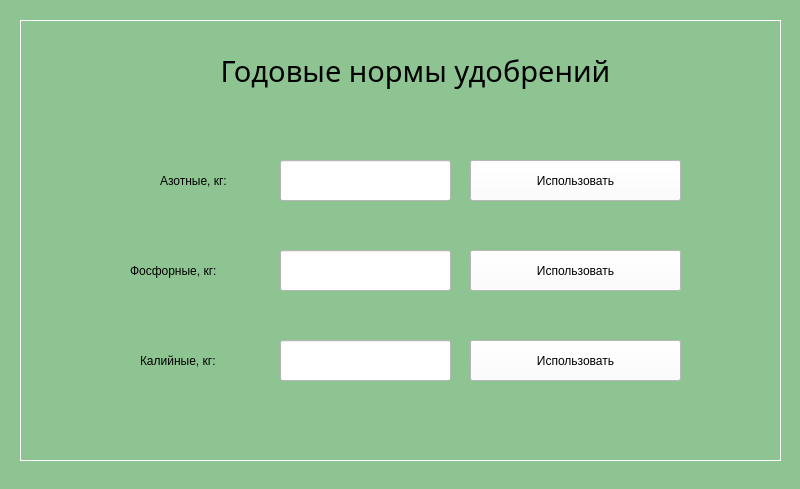
Qt form ResultWindow.ui (semyongr/AgroCalculatorDiplom) before a commit.
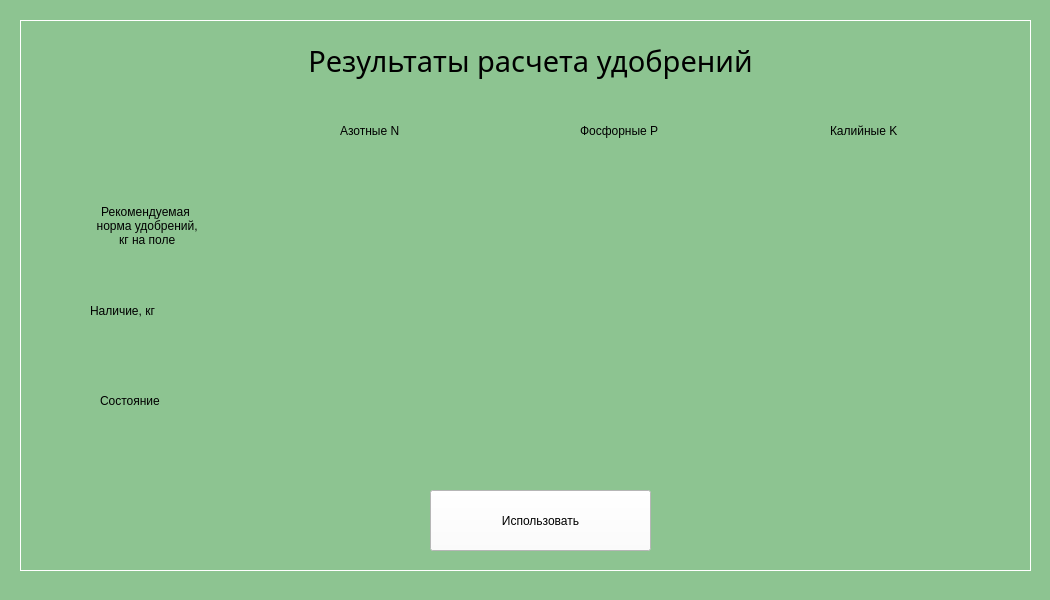
The same form after that commit.

Patch:
```diff
--- a/ResultWindow.ui
+++ b/ResultWindow.ui
@@ -6,8 +6,8 @@
    <rect>
     <x>0</x>
     <y>0</y>
-    <width>800</width>
-    <height>489</height>
+    <width>1050</width>
+    <height>600</height>
    </rect>
   </property>
   <property name="sizePolicy">
@@ -18,14 +18,14 @@
   </property>
   <property name="minimumSize">
    <size>
-    <width>800</width>
-    <height>489</height>
+    <width>900</width>
+    <height>600</height>
    </size>
   </property>
   <property name="maximumSize">
    <size>
-    <width>800</width>
-    <height>489</height>
+    <width>1050</width>
+    <height>600</height>
    </size>
   </property>
   <property name="windowTitle">
@@ -40,8 +40,8 @@
      <rect>
       <x>20</x>
       <y>20</y>
-      <width>761</width>
-      <height>441</height>
+      <width>1011</width>
+      <height>551</height>
      </rect>
     </property>
     <property name="styleSheet">
@@ -56,10 +56,10 @@
     <widget class="QLabel" name="title_lbl">
      <property name="geometry">
       <rect>
-       <x>130</x>
+       <x>220</x>
        <y>10</y>
-       <width>531</width>
-       <height>81</height>
+       <width>581</width>
+       <height>61</height>
       </rect>
      </property>
      <property name="font">
@@ -71,8 +71,11 @@
      <property name="styleSheet">
       <string notr="true">color: rgb(0, 0, 0);</string>
      </property>
+     <property name="midLineWidth">
+      <number>1</number>
+     </property>
      <property name="text">
-      <string>Годовые нормы удобрений</string>
+      <string>Результаты расчета удобрений</string>
      </property>
      <property name="alignment">
       <set>Qt::AlignCenter</set>
@@ -81,9 +84,9 @@
     <widget class="QLabel" name="azot_lbl">
      <property name="geometry">
       <rect>
-       <x>140</x>
-       <y>150</y>
-       <width>141</width>
+       <x>320</x>
+       <y>100</y>
+       <width>161</width>
        <height>21</height>
       </rect>
      </property>
@@ -92,22 +95,24 @@
 color: rgb(0, 0, 0);</string>
      </property>
      <property name="text">
-      <string>Азотные, кг:</string>
+      <string>Азотные N</string>
      </property>
     </widget>
     <widget class="QLineEdit" name="azot_tb">
      <property name="geometry">
       <rect>
        <x>260</x>
-       <y>140</y>
-       <width>171</width>
+       <y>180</y>
+       <width>231</width>
        <height>41</height>
       </rect>
      </property>
      <property name="styleSheet">
-      <string notr="true">font: 14pt &quot;Book Antiqua&quot;;
+      <string notr="true">font: bold 18pt &quot;Book Antiqua&quot;;
 color: rgb(0, 0, 0);
-background-color: rgb(255, 255, 255);</string>
+border: none;
+background-color: rgb(141, 196, 145);
+</string>
      </property>
      <property name="alignment">
       <set>Qt::AlignCenter</set>
@@ -119,16 +124,17 @@
     <widget class="QLineEdit" name="potassium_tb">
      <property name="geometry">
       <rect>
-       <x>260</x>
-       <y>320</y>
-       <width>171</width>
+       <x>760</x>
+       <y>180</y>
+       <width>231</width>
        <height>41</height>
       </rect>
      </property>
      <property name="styleSheet">
-      <string notr="true">font: 14pt &quot;Book Antiqua&quot;;
+      <string notr="true">font: bold 18pt &quot;Book Antiqua&quot;;
 color: rgb(0, 0, 0);
-background-color: rgb(255, 255, 255);</string>
+border: none;
+background-color: rgb(141, 196, 145);</string>
      </property>
      <property name="alignment">
       <set>Qt::AlignCenter</set>
@@ -140,16 +146,17 @@
     <widget class="QLineEdit" name="phosphor_tb">
      <property name="geometry">
       <rect>
-       <x>260</x>
-       <y>230</y>
-       <width>171</width>
+       <x>510</x>
+       <y>180</y>
+       <width>231</width>
        <height>41</height>
       </rect>
      </property>
      <property name="styleSheet">
-      <string notr="true">font: 14pt &quot;Book Antiqua&quot;;
+      <string notr="true">font: bold 18pt &quot;Book Antiqua&quot;;
 color: rgb(0, 0, 0);
-background-color: rgb(255, 255, 255);</string>
+border: none;
+background-color: rgb(141, 196, 145);</string>
      </property>
      <property name="alignment">
       <set>Qt::AlignCenter</set>
@@ -161,8 +168,8 @@
     <widget class="QLabel" name="potassium_lbl">
      <property name="geometry">
       <rect>
-       <x>120</x>
-       <y>330</y>
+       <x>810</x>
+       <y>100</y>
        <width>161</width>
        <height>21</height>
       </rect>
@@ -172,99 +179,302 @@
 color: rgb(0, 0, 0);</string>
      </property>
      <property name="text">
-      <string>Калийные, кг:</string>
+      <string>Калийные K</string>
      </property>
     </widget>
     <widget class="QLabel" name="phosphor_lbl">
      <property name="geometry">
       <rect>
-       <x>110</x>
-       <y>240</y>
+       <x>560</x>
+       <y>100</y>
        <width>181</width>
        <height>21</height>
       </rect>
      </property>
      <property name="styleSheet">
+      <string notr="true">font: 16pt &quot;Book Antiqua&quot;;
+color: rgb(0, 0, 0);</string>
+     </property>
+     <property name="text">
+      <string>Фосфорные P</string>
+     </property>
+    </widget>
+    <widget class="QPushButton" name="use_btn">
+     <property name="geometry">
+      <rect>
+       <x>410</x>
+       <y>470</y>
+       <width>221</width>
+       <height>61</height>
+      </rect>
+     </property>
+     <property name="styleSheet">
+      <string notr="true">background-color: rgb(255, 255, 255);
+color: rgb(0, 0, 0);
+border-color: rgb(0, 0, 0);
+font: 14pt &quot;Book Antiqua&quot;;</string>
+     </property>
+     <property name="text">
+      <string>Использовать</string>
+     </property>
+     <property name="checkable">
+      <bool>false</bool>
+     </property>
+     <property name="autoRepeatDelay">
+      <number>300</number>
+     </property>
+    </widget>
+    <widget class="QLabel" name="azot_lbl_3">
+     <property name="geometry">
+      <rect>
+       <x>70</x>
+       <y>280</y>
+       <width>141</width>
+       <height>21</height>
+      </rect>
+     </property>
+     <property name="styleSheet">
       <string notr="true">font: 14pt &quot;Book Antiqua&quot;;
 color: rgb(0, 0, 0);</string>
      </property>
      <property name="text">
-      <string>Фосфорные, кг:</string>
+      <string>Наличие, кг</string>
      </property>
     </widget>
-    <widget class="QPushButton" name="use_btn_azote">
+    <widget class="QLabel" name="quantity_lbl_2">
      <property name="geometry">
       <rect>
-       <x>450</x>
+       <x>10</x>
        <y>140</y>
-       <width>211</width>
-       <height>41</height>
+       <width>231</width>
+       <height>131</height>
       </rect>
      </property>
+     <property name="sizeIncrement">
+      <size>
+       <width>0</width>
+       <height>0</height>
+      </size>
+     </property>
+     <property name="layoutDirection">
+      <enum>Qt::LeftToRight</enum>
+     </property>
      <property name="styleSheet">
-      <string notr="true">background-color: rgb(255, 255, 255);
-color: rgb(0, 0, 0);
-border-color: rgb(0, 0, 0);
-font: 14pt &quot;Book Antiqua&quot;;</string>
+      <string notr="true">font: 14pt &quot;Book Antiqua&quot;;
+color: rgb(0, 0, 0);</string>
      </property>
      <property name="text">
-      <string>Использовать</string>
+      <string>Рекомендуемая
+ норма удобрений,
+ кг на поле</string>
      </property>
-     <property name="checkable">
-      <bool>false</bool>
+     <property name="alignment">
+      <set>Qt::AlignCenter</set>
      </property>
-     <property name="autoRepeatDelay">
-      <number>300</number>
+     <property name="wordWrap">
+      <bool>true</bool>
      </property>
     </widget>
-    <widget class="QPushButton" name="use_btn_phosphor">
+    <widget class="QLineEdit" name="azot_storage">
      <property name="geometry">
       <rect>
-       <x>450</x>
-       <y>230</y>
-       <width>211</width>
+       <x>260</x>
+       <y>270</y>
+       <width>231</width>
        <height>41</height>
       </rect>
      </property>
      <property name="styleSheet">
-      <string notr="true">background-color: rgb(255, 255, 255);
+      <string notr="true">font: bold 18pt &quot;Book Antiqua&quot;;
 color: rgb(0, 0, 0);
-border-color: rgb(0, 0, 0);
-font: 14pt &quot;Book Antiqua&quot;;</string>
+border: none;
+background-color: rgb(141, 196, 145);
+</string>
      </property>
-     <property name="text">
-      <string>Использовать</string>
+     <property name="alignment">
+      <set>Qt::AlignCenter</set>
      </property>
-     <property name="checkable">
-      <bool>false</bool>
+     <property name="readOnly">
+      <bool>true</bool>
      </property>
-     <property name="autoRepeatDelay">
-      <number>300</number>
+    </widget>
+    <widget class="QLineEdit" name="phosphor_storage">
+     <property name="geometry">
+      <rect>
+       <x>510</x>
+       <y>270</y>
+       <width>231</width>
+       <height>41</height>
+      </rect>
      </property>
+     <property name="styleSheet">
+      <string notr="true">font: bold 18pt &quot;Book Antiqua&quot;;
+color: rgb(0, 0, 0);
+border: none;
+background-color: rgb(141, 196, 145);</string>
+     </property>
+     <property name="alignment">
+      <set>Qt::AlignCenter</set>
+     </property>
+     <property name="readOnly">
+      <bool>true</bool>
+     </property>
     </widget>
-    <widget class="QPushButton" name="use_btn_potassium">
+    <widget class="QLineEdit" name="potassium_storage">
      <property name="geometry">
       <rect>
-       <x>450</x>
-       <y>320</y>
-       <width>211</width>
+       <x>760</x>
+       <y>270</y>
+       <width>231</width>
        <height>41</height>
       </rect>
      </property>
      <property name="styleSheet">
-      <string notr="true">background-color: rgb(255, 255, 255);
+      <string notr="true">font: bold 18pt &quot;Book Antiqua&quot;;
 color: rgb(0, 0, 0);
-border-color: rgb(0, 0, 0);
-font: 14pt &quot;Book Antiqua&quot;;</string>
+border: none;
+background-color: rgb(141, 196, 145);</string>
      </property>
+     <property name="alignment">
+      <set>Qt::AlignCenter</set>
+     </property>
+     <property name="readOnly">
+      <bool>true</bool>
+     </property>
+    </widget>
+    <widget class="QLabel" name="azot_lbl_5">
+     <property name="geometry">
+      <rect>
+       <x>80</x>
+       <y>370</y>
+       <width>131</width>
+       <height>21</height>
+      </rect>
+     </property>
+     <property name="styleSheet">
+      <string notr="true">font: 14pt &quot;Book Antiqua&quot;;
+color: rgb(0, 0, 0);</string>
+     </property>
      <property name="text">
-      <string>Использовать</string>
+      <string>Состояние</string>
      </property>
-     <property name="checkable">
-      <bool>false</bool>
+    </widget>
+    <widget class="QTextEdit" name="azot_status">
+     <property name="geometry">
+      <rect>
+       <x>310</x>
+       <y>360</y>
+       <width>171</width>
+       <height>71</height>
+      </rect>
      </property>
-     <property name="autoRepeatDelay">
-      <number>300</number>
+     <property name="styleSheet">
+      <string notr="true">font:bold  15pt &quot;Book Antiqua&quot;;
+color: rgb(0, 0, 0);
+border: none;
+text-align:center;
+background-color: rgb(141, 196, 145);
+</string>
+     </property>
+     <property name="midLineWidth">
+      <number>-2</number>
+     </property>
+     <property name="verticalScrollBarPolicy">
+      <enum>Qt::ScrollBarAlwaysOff</enum>
+     </property>
+     <property name="horizontalScrollBarPolicy">
+      <enum>Qt::ScrollBarAlwaysOff</enum>
+     </property>
+     <property name="readOnly">
+      <bool>true</bool>
+     </property>
+     <property name="html">
+      <string>&lt;!DOCTYPE HTML PUBLIC &quot;-//W3C//DTD HTML 4.0//EN&quot; &quot;http://www.w3.org/TR/REC-html40/strict.dtd&quot;&gt;
+&lt;html&gt;&lt;head&gt;&lt;meta name=&quot;qrichtext&quot; content=&quot;1&quot; /&gt;&lt;style type=&quot;text/css&quot;&gt;
+p, li { white-space: pre-wrap; }
+&lt;/style&gt;&lt;/head&gt;&lt;body style=&quot; font-family:'Book Antiqua'; font-size:15pt; font-weight:600; font-style:normal;&quot;&gt;
+&lt;p align=&quot;center&quot; style=&quot;-qt-paragraph-type:empty; margin-top:0px; margin-bottom:0px; margin-left:0px; margin-right:0px; -qt-block-indent:0; text-indent:0px;&quot;&gt;&lt;br /&gt;&lt;/p&gt;&lt;/body&gt;&lt;/html&gt;</string>
+     </property>
+     <property name="setAlignment" stdset="0">
+      <string>AlignCenter</string>
+     </property>
+    </widget>
+    <widget class="QTextEdit" name="phosphor_status">
+     <property name="geometry">
+      <rect>
+       <x>560</x>
+       <y>360</y>
+       <width>171</width>
+       <height>71</height>
+      </rect>
+     </property>
+     <property name="styleSheet">
+      <string notr="true">font:bold  15pt &quot;Book Antiqua&quot;;
+color: rgb(0, 0, 0);
+border: none;
+background-color: rgb(141, 196, 145);
+</string>
+     </property>
+     <property name="midLineWidth">
+      <number>-2</number>
+     </property>
+     <property name="verticalScrollBarPolicy">
+      <enum>Qt::ScrollBarAlwaysOff</enum>
+     </property>
+     <property name="horizontalScrollBarPolicy">
+      <enum>Qt::ScrollBarAlwaysOff</enum>
+     </property>
+     <property name="readOnly">
+      <bool>true</bool>
+     </property>
+     <property name="html">
+      <string>&lt;!DOCTYPE HTML PUBLIC &quot;-//W3C//DTD HTML 4.0//EN&quot; &quot;http://www.w3.org/TR/REC-html40/strict.dtd&quot;&gt;
+&lt;html&gt;&lt;head&gt;&lt;meta name=&quot;qrichtext&quot; content=&quot;1&quot; /&gt;&lt;style type=&quot;text/css&quot;&gt;
+p, li { white-space: pre-wrap; }
+&lt;/style&gt;&lt;/head&gt;&lt;body style=&quot; font-family:'Book Antiqua'; font-size:15pt; font-weight:600; font-style:normal;&quot;&gt;
+&lt;p align=&quot;center&quot; style=&quot;-qt-paragraph-type:empty; margin-top:0px; margin-bottom:0px; margin-left:0px; margin-right:0px; -qt-block-indent:0; text-indent:0px;&quot;&gt;&lt;br /&gt;&lt;/p&gt;&lt;/body&gt;&lt;/html&gt;</string>
+     </property>
+     <property name="setAlignment" stdset="0">
+      <string>AlignCenter</string>
+     </property>
+    </widget>
+    <widget class="QTextEdit" name="potassium_status">
+     <property name="geometry">
+      <rect>
+       <x>810</x>
+       <y>360</y>
+       <width>161</width>
+       <height>71</height>
+      </rect>
+     </property>
+     <property name="styleSheet">
+      <string notr="true">font:bold  15pt &quot;Book Antiqua&quot;;
+color: rgb(0, 0, 0);
+border: none;
+background-color: rgb(141, 196, 145);
+</string>
+     </property>
+     <property name="midLineWidth">
+      <number>-2</number>
+     </property>
+     <property name="verticalScrollBarPolicy">
+      <enum>Qt::ScrollBarAlwaysOff</enum>
+     </property>
+     <property name="horizontalScrollBarPolicy">
+      <enum>Qt::ScrollBarAlwaysOff</enum>
+     </property>
+     <property name="readOnly">
+      <bool>true</bool>
+     </property>
+     <property name="html">
+      <string>&lt;!DOCTYPE HTML PUBLIC &quot;-//W3C//DTD HTML 4.0//EN&quot; &quot;http://www.w3.org/TR/REC-html40/strict.dtd&quot;&gt;
+&lt;html&gt;&lt;head&gt;&lt;meta name=&quot;qrichtext&quot; content=&quot;1&quot; /&gt;&lt;style type=&quot;text/css&quot;&gt;
+p, li { white-space: pre-wrap; }
+&lt;/style&gt;&lt;/head&gt;&lt;body style=&quot; font-family:'Book Antiqua'; font-size:15pt; font-weight:600; font-style:normal;&quot;&gt;
+&lt;p align=&quot;center&quot; style=&quot;-qt-paragraph-type:empty; margin-top:0px; margin-bottom:0px; margin-left:0px; margin-right:0px; -qt-block-indent:0; text-indent:0px;&quot;&gt;&lt;br /&gt;&lt;/p&gt;&lt;/body&gt;&lt;/html&gt;</string>
+     </property>
+     <property name="setAlignment" stdset="0">
+      <string>AlignCenter</string>
      </property>
     </widget>
     <zorder>title_lbl</zorder>
```
Left out of the diff: 17 changed lines with no effect on the pictures.
